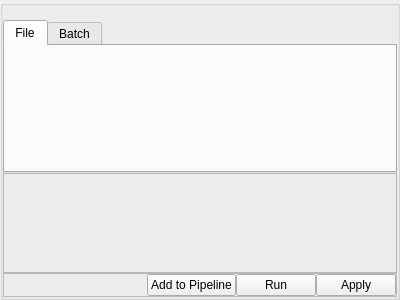
The window that damaker_gui/windows/FunctionForm.ui (sebbeutler/DAMAKER_old) describes before a commit, drawn with Qt 5.
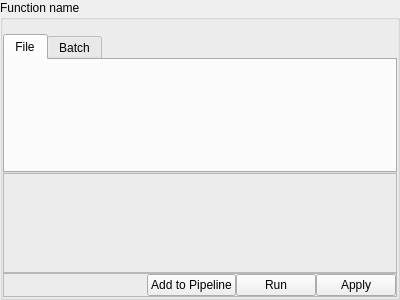
The same window after the commit. Custom widgets are drawn as their Qt base class.

Commit message: B/C sliders

```diff
--- a/damaker_gui/windows/FunctionForm.ui
+++ b/damaker_gui/windows/FunctionForm.ui
@@ -13,6 +13,9 @@
   <property name="windowTitle">
    <string>GroupBox</string>
   </property>
+  <property name="title">
+   <string>Function name</string>
+  </property>
   <layout class="QVBoxLayout" name="verticalLayout">
    <property name="spacing">
     <number>0</number>
```
The commit also changes 6 other files.
